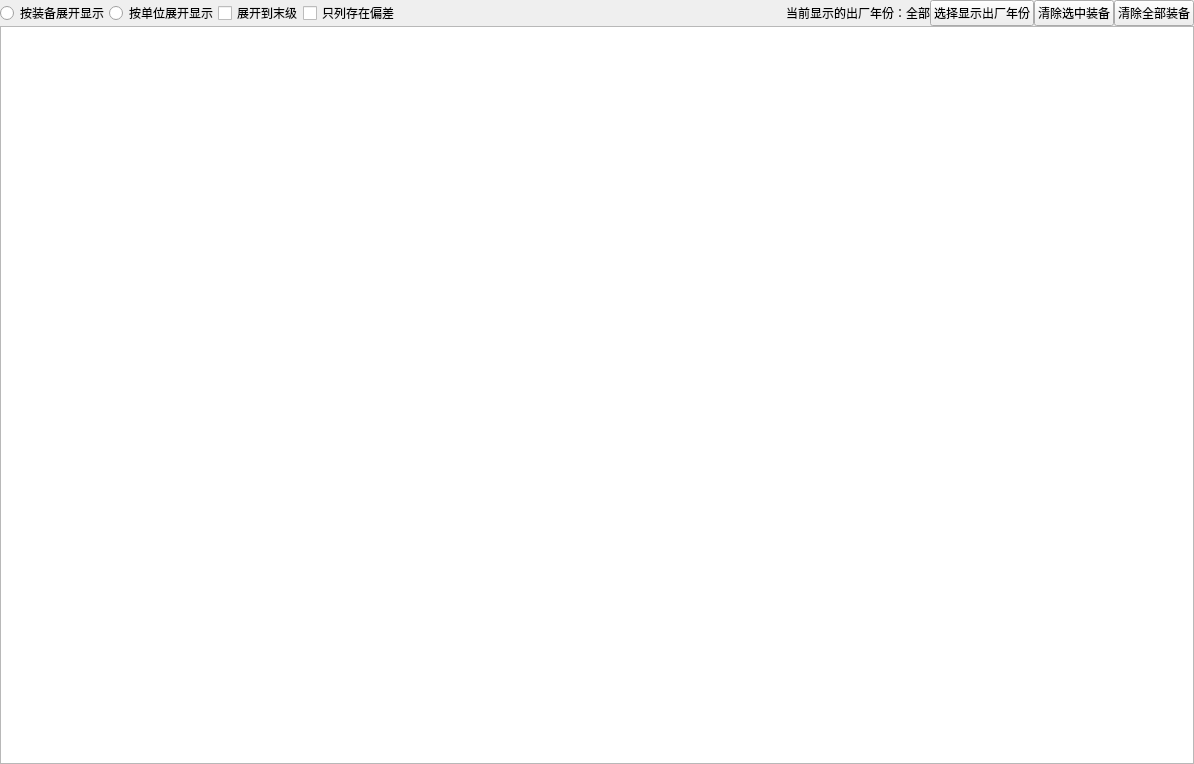
Above: widgets/strengthDisturb/inquiry_result.ui from Belos10/Equip before the change. Below: the same form after it.
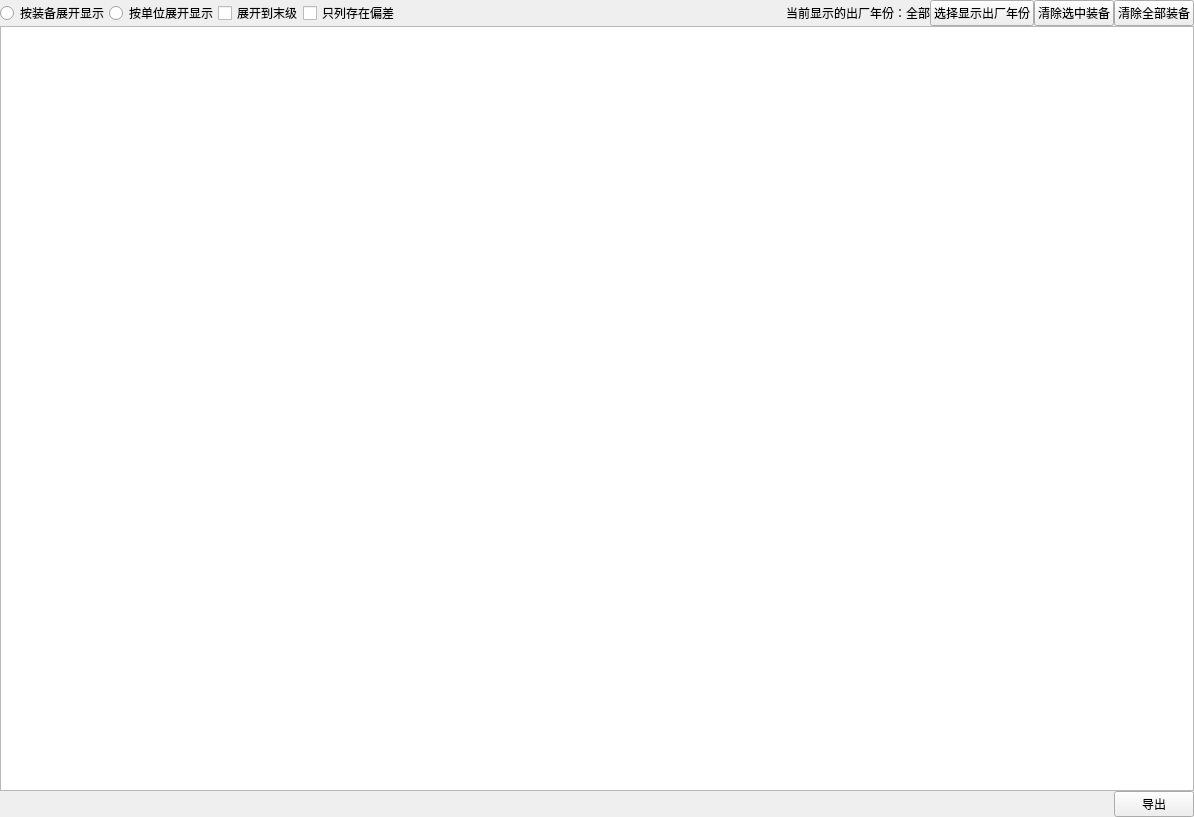
That is the form after the change.

What changed in the file:
```diff
--- a/widgets/strengthDisturb/inquiry_result.ui
+++ b/widgets/strengthDisturb/inquiry_result.ui
@@ -7,16 +7,13 @@
     <x>0</x>
     <y>0</y>
     <width>1194</width>
-    <height>764</height>
+    <height>817</height>
    </rect>
   </property>
   <property name="windowTitle">
    <string>Form</string>
   </property>
-  <layout class="QVBoxLayout" name="verticalLayout">
-   <property name="spacing">
-    <number>0</number>
-   </property>
+  <layout class="QGridLayout" name="gridLayout_2">
    <property name="leftMargin">
     <number>0</number>
    </property>
@@ -29,12 +26,19 @@
    <property name="bottomMargin">
     <number>0</number>
    </property>
-   <item>
+   <property name="spacing">
+    <number>0</number>
+   </property>
+   <item row="2" column="2">
+    <widget class="QPushButton" name="pb_output">
+     <property name="text">
+      <string>导出</string>
+     </property>
+    </widget>
+   </item>
+   <item row="0" column="0" colspan="3">
     <widget class="QWidget" name="widget" native="true">
-     <layout class="QVBoxLayout" name="verticalLayout_2">
-      <property name="spacing">
-       <number>0</number>
-      </property>
+     <layout class="QGridLayout" name="gridLayout">
       <property name="leftMargin">
        <number>0</number>
       </property>
@@ -47,7 +51,10 @@
       <property name="bottomMargin">
        <number>0</number>
       </property>
-      <item>
+      <property name="spacing">
+       <number>0</number>
+      </property>
+      <item row="0" column="0">
        <layout class="QHBoxLayout" name="horizontalLayout_2">
         <property name="spacing">
          <number>0</number>
@@ -123,19 +130,32 @@
         </item>
        </layout>
       </item>
-      <item>
-       <widget class="QTableWidget" name="tw_inquiryResult">
-        <property name="sizePolicy">
-         <sizepolicy hsizetype="Preferred" vsizetype="Expanding">
-          <horstretch>0</horstretch>
-          <verstretch>0</verstretch>
-         </sizepolicy>
-        </property>
-       </widget>
-      </item>
      </layout>
     </widget>
    </item>
+   <item row="1" column="0" colspan="3">
+    <widget class="QTableWidget" name="tw_result">
+     <property name="sizePolicy">
+      <sizepolicy hsizetype="Preferred" vsizetype="Expanding">
+       <horstretch>0</horstretch>
+       <verstretch>0</verstretch>
+      </sizepolicy>
+     </property>
+    </widget>
+   </item>
+   <item row="2" column="1">
+    <spacer name="horizontalSpacer_2">
+     <property name="orientation">
+      <enum>Qt::Horizontal</enum>
+     </property>
+     <property name="sizeHint" stdset="0">
+      <size>
+       <width>40</width>
+       <height>20</height>
+      </size>
+     </property>
+    </spacer>
+   </item>
   </layout>
  </widget>
  <resources/>
```
